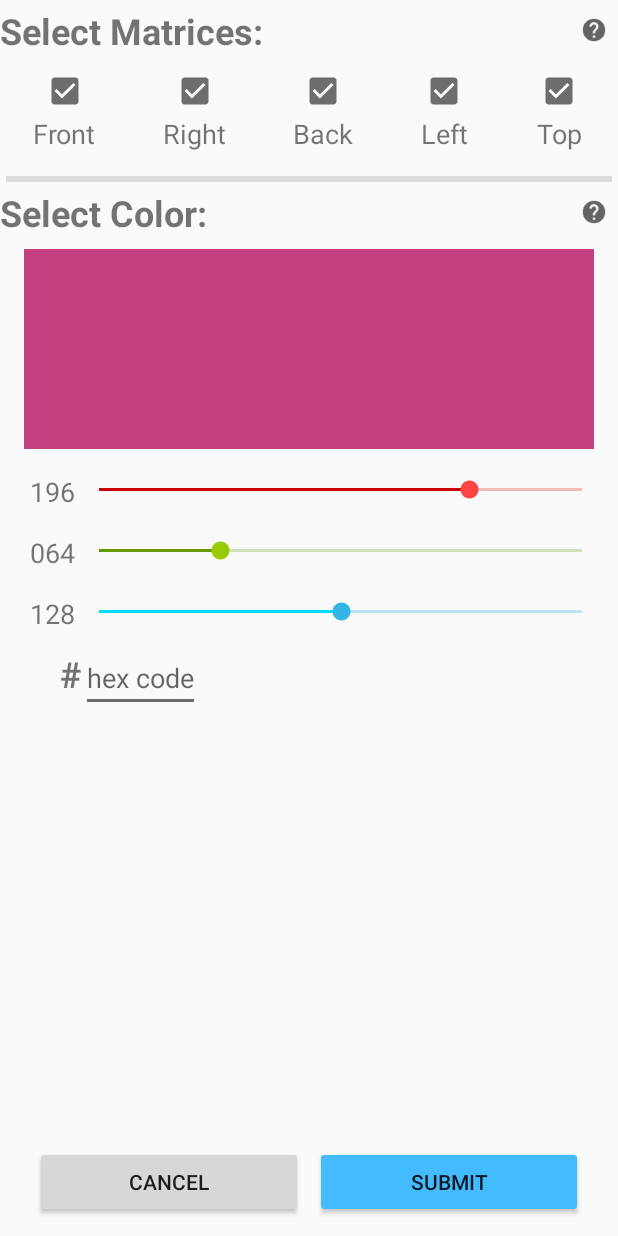
After one commit to kkevn/LEDsign, an Android app: the layout fragment_configure_solid_color.xml on its own in the app's theme, with its tools: preview values and no code run, on a phone screen of 412 x 824 dp. The commit adds this screen. Run offline under Robolectric (Android 15) with nearby library versions, the light colour scheme and no system bars.

Commit message:
added solid color effect

```diff
--- a/app/src/main/java/com/kkevn/ledsign/MainActivity.java
+++ b/app/src/main/java/com/kkevn/ledsign/MainActivity.java
@@ -186,6 +186,9 @@ public class MainActivity extends AppCompatActivity {
             case Effect.TEXT_SCROLL:
                 navController.navigate(R.id.nav_config_scrolling_text);
                 break;
+            case Effect.COLOR_SOLID:
+                navController.navigate(R.id.nav_config_solid_color);
+                break;
             default:
                 navController.navigate(R.id.nav_new_profile);
                 break;
@@ -201,6 +204,9 @@ public class MainActivity extends AppCompatActivity {
         switch (selected_effect) {
             case Effect.TEXT_SCROLL:
                 navController.navigate(R.id.nav_config_scrolling_text, args);
+                break;
+            case Effect.COLOR_SOLID:
+                navController.navigate(R.id.nav_config_solid_color, args);
                 break;
             default:
                 navController.navigate(R.id.nav_new_profile);
--- a/app/src/main/java/com/kkevn/ledsign/ui/create/CreateFragment.java
+++ b/app/src/main/java/com/kkevn/ledsign/ui/create/CreateFragment.java
@@ -108,7 +108,6 @@ public class CreateFragment extends Fragment implements EffectListView.ItemClick
             // remove selected effect from list
             case R.id.menu_effect_remove:
 
-
                 // context menu created with id's at adapter pos
                 adapter.removeItem(item.getGroupId());
                 return true;
--- a/app/src/main/res/layout/configurator_color_picker.xml
+++ b/app/src/main/res/layout/configurator_color_picker.xml
@@ -15,7 +15,7 @@
             android:layout_width="wrap_content"
             android:layout_height="wrap_content"
             android:layout_weight="0.1"
-            android:text="Text Color:"
+            android:text="Select Color:"
             android:textSize="24dp"
             android:textStyle="bold" />
 
--- /dev/null
+++ b/app/src/main/res/layout/fragment_configure_solid_color.xml
@@ -0,0 +1,36 @@
+<?xml version="1.0" encoding="utf-8"?>
+
+<!-- contains layout for scrolling text configurator -->
+
+<RelativeLayout xmlns:android="http://schemas.android.com/apk/res/android"
+    xmlns:tools="http://schemas.android.com/tools"
+    android:layout_width="match_parent"
+    android:layout_height="match_parent"
+    tools:context=".ui.configurators.SolidColorFragment">
+
+    <LinearLayout
+        android:orientation="vertical"
+        android:layout_width="match_parent"
+        android:layout_height="match_parent"
+        android:weightSum="1">
+
+        <include
+            android:id="@+id/select_matrix"
+            layout="@layout/configurator_matrix_select" />
+
+        <View style="@style/Divider"/>
+
+        <include
+            android:id="@+id/color_picker"
+            layout="@layout/configurator_color_picker"
+            android:layout_height="0dp"
+            android:layout_width="wrap_content"
+            android:layout_weight="0.5"/>
+
+    </LinearLayout>
+
+    <include
+        android:id="@+id/cancel_submit"
+        layout="@layout/buttons_configurator" />
+
+</RelativeLayout>
--- a/app/src/main/res/navigation/mobile_navigation.xml
+++ b/app/src/main/res/navigation/mobile_navigation.xml
@@ -32,4 +32,10 @@
         android:label="@string/menu_configure_scrolling_text"
         tools:layout="@layout/fragment_configure_scrolling_text" />
 
+    <fragment
+        android:id="@+id/nav_config_solid_color"
+        android:name="com.kkevn.ledsign.ui.configurators.SolidColorFragment"
+        android:label="@string/menu_configure_solid_color"
+        tools:layout="@layout/fragment_configure_solid_color" />
+
 </navigation>
--- a/app/src/main/res/values/strings.xml
+++ b/app/src/main/res/values/strings.xml
@@ -25,6 +25,7 @@
 
     <!-- configurator titles -->
     <string name="menu_configure_scrolling_text">Configure Scrolling Text Effect</string>
+    <string name="menu_configure_solid_color">Configure Solid Color Effect</string>
     <string name="configure_missing_param">Blank Input(s) Detected</string>
 
     <!-- profile options menu -->
@@ -55,7 +56,7 @@
         do not need to be adjacent to one another in order for the effect to work.</string>
     <string name="dialog_help_edit_text">Sets the desired text to appear.\n\nOnly letters
         and numbers are allowed up to a maximum length of 32 characters.</string>
-    <string name="dialog_help_color_picker">Sets the desired color for your text.\n\nAdjust
+    <string name="dialog_help_color_picker">Sets the desired color for your effect.\n\nAdjust
         the sliders for each RGB value and observe the current color in the preview box.
         Additionally, manually enter a color HEX code in the field below the sliders.</string>
 
```
Also changed, not shown: app/src/main/java/com/kkevn/ledsign/ui/configurators/SolidColorFragment.java (added, +238 -0 lines).
